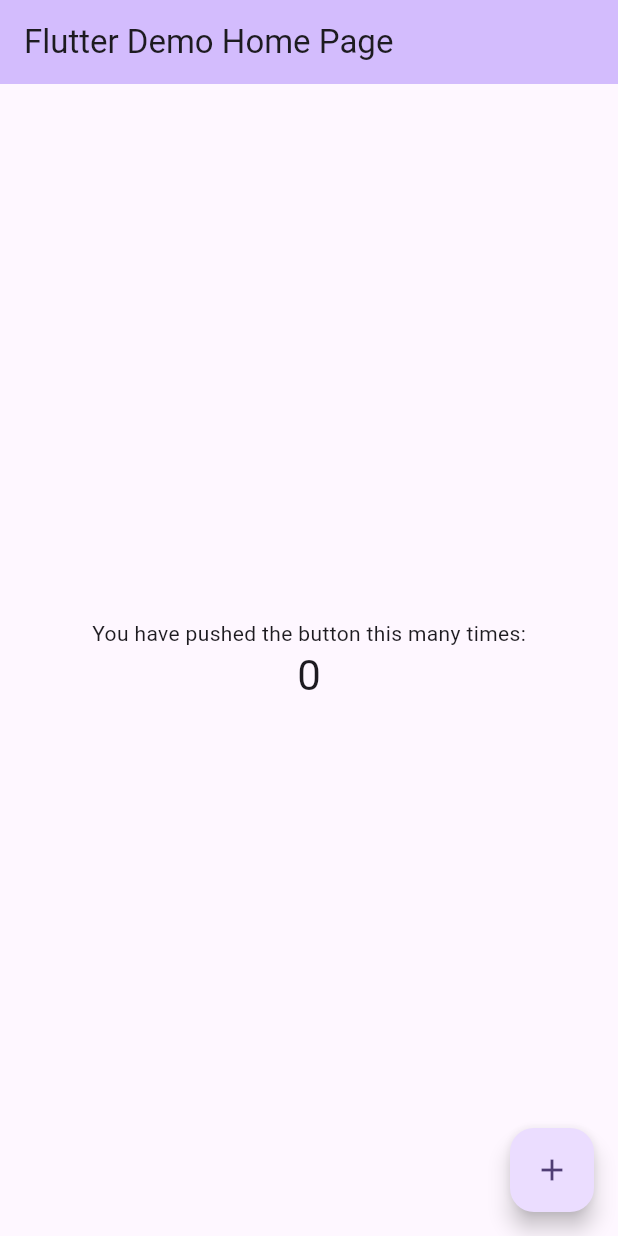
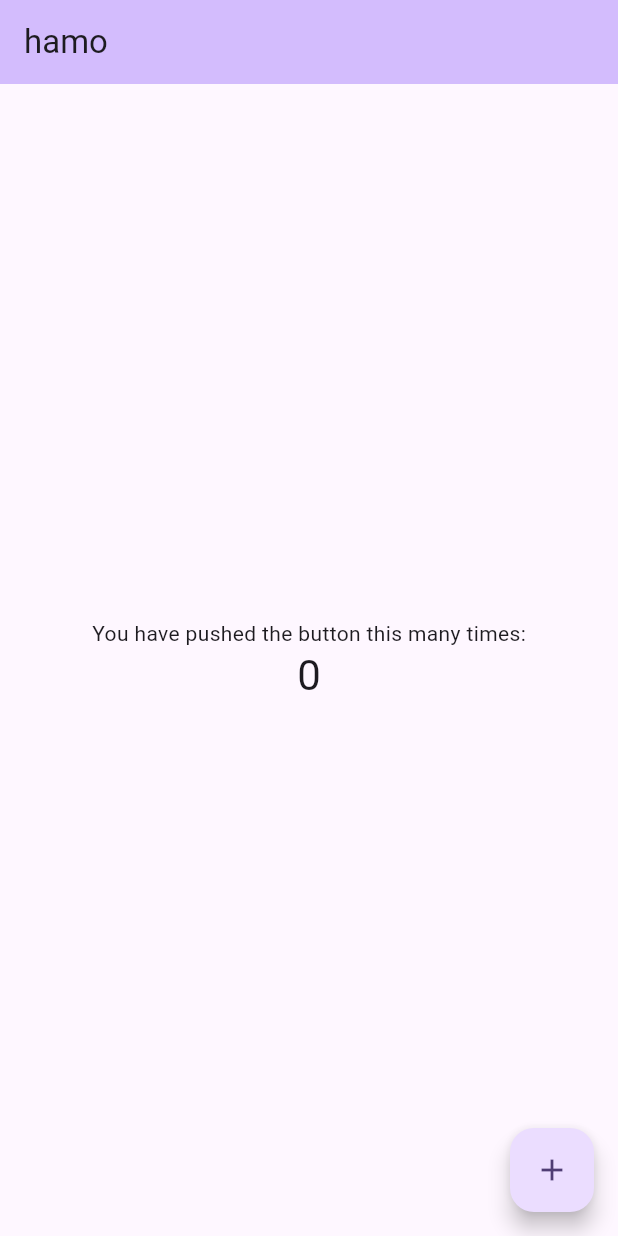
Before and after one commit to AhmedYasserww/Notes_App, a Flutter app: the screen it shows after launch, on a phone screen of 412 x 824 dp. Run offline on Flutter 3.47's test engine with Material 3 defaults, Android fonts, the phone set to English and light mode, and no system bars.

Commit message:
add some changes

```diff
--- a/lib/main.dart
+++ b/lib/main.dart
@@ -17,7 +17,7 @@ class NotesApp extends StatelessWidget {
         colorScheme: ColorScheme.fromSeed(seedColor: Colors.deepPurple),
         useMaterial3: true,
       ),
-      home: const MyHomePage(title: 'Flutter Demo Home Page'),
+      home: const MyHomePage(title: "hamo"),
     );
   }
 }
```
